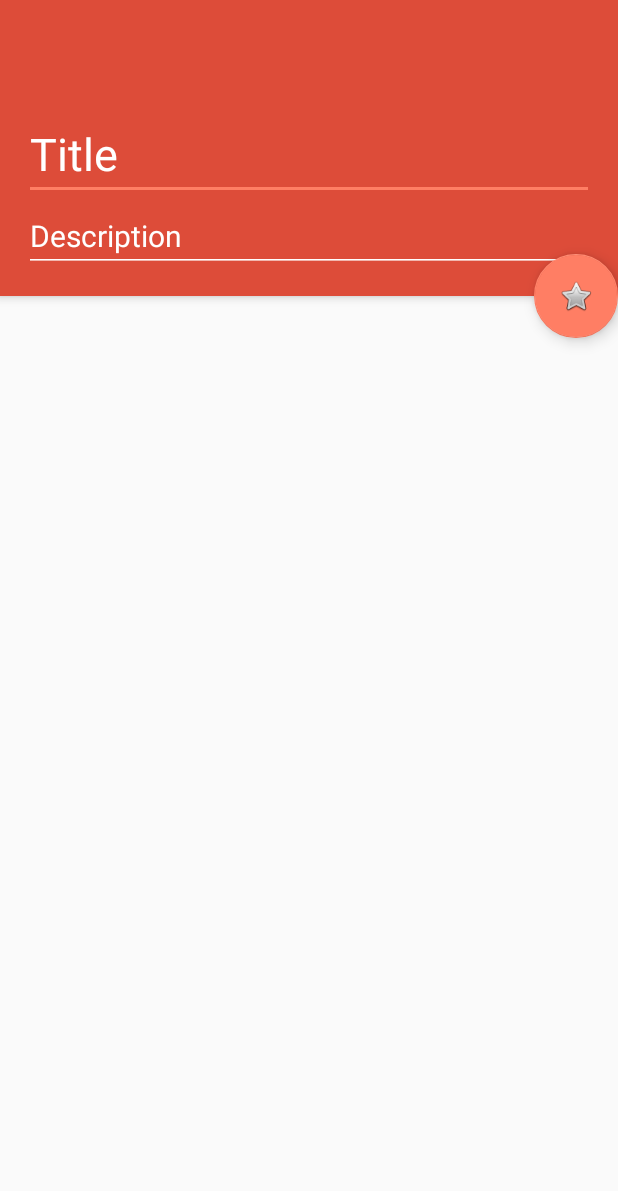
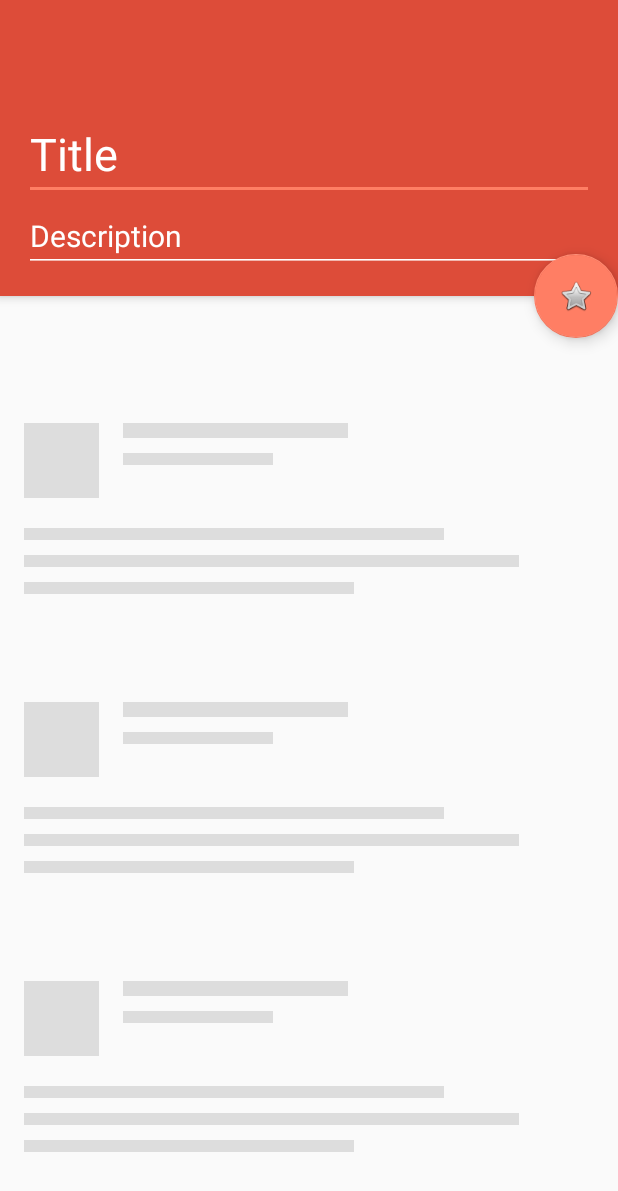
Before and after one commit to tareq3/Searchable_Recycler_ViewTodo_App_With_FireStore, an Android app: the layout activity_main.xml on its own in the app's theme, with its tools: preview values and no code run, on a phone screen of 412 x 824 dp. Shown: the top 1191 px of the screen. Run offline under Robolectric (Android 15) with nearby library versions, the phone set to English and light mode, and no system bars.

Commit message:
bench 02 2nd commit

```diff
--- a/app/build.gradle
+++ b/app/build.gradle
@@ -41,5 +41,8 @@ dependencies {
     implementation 'com.android.support:appcompat-v7:27.1.1'
     implementation 'com.android.support:design:27.1.1'
     implementation 'com.android.support:cardview-v7:27.1.1'
+
+    // Shimmer
+    implementation 'com.facebook.shimmer:shimmer:0.1.0@aar'
 }
 apply plugin: 'com.google.gms.google-services'
--- a/app/src/main/java/com/mti/todo_app_with_firebase/MainActivity.java
+++ b/app/src/main/java/com/mti/todo_app_with_firebase/MainActivity.java
@@ -17,6 +17,7 @@ import android.widget.EditText;
 import android.widget.Toast;
 import android.widget.Toolbar;
 
+import com.facebook.shimmer.ShimmerFrameLayout;
 import com.google.android.gms.tasks.OnCompleteListener;
 import com.google.android.gms.tasks.OnFailureListener;
 import com.google.android.gms.tasks.OnSuccessListener;
@@ -41,6 +42,8 @@ import javax.annotation.Nullable;
 import dmax.dialog.SpotsDialog;
 
 public class MainActivity extends AppCompatActivity {
+
+    private ShimmerFrameLayout mShimmerViewContainer;
 
     List<ToDo> mToDoList=new ArrayList<>();
 
@@ -75,6 +78,8 @@ public class MainActivity extends AppCompatActivity {
 
         //Init FireStore
         mFirestoreDB=FirebaseFirestore.getInstance();
+
+        mShimmerViewContainer=findViewById(R.id.shimmer_view_container);
 
         //view
         mAlertDialog=new SpotsDialog(this); //third party
@@ -181,7 +186,9 @@ public class MainActivity extends AppCompatActivity {
     }
 
     private void loadData() {
-        mAlertDialog.show();
+       // mAlertDialog.show();
+        mShimmerViewContainer.setVisibility(View.VISIBLE);
+        mShimmerViewContainer.startShimmerAnimation();
         if(mToDoList.size()>0)
             mToDoList.clear(); //remove old value
 
@@ -203,7 +210,9 @@ public class MainActivity extends AppCompatActivity {
                                 mAdapter= new ListItemAdapter(MainActivity.this,mToDoList);
                                 mRecyclerView.setAdapter(mAdapter);
 
-                                mAlertDialog.dismiss();
+                               // mAlertDialog.dismiss();
+                                mShimmerViewContainer.stopShimmerAnimation();
+                                mShimmerViewContainer.setVisibility(View.GONE);
                             }
                         }).addOnFailureListener(new OnFailureListener() {
             @Override
--- a/app/src/main/res/layout/activity_main.xml
+++ b/app/src/main/res/layout/activity_main.xml
@@ -10,6 +10,7 @@
     xmlns:tools="http://schemas.android.com/tools"
     android:layout_width="match_parent"
     android:layout_height="match_parent"
+    xmlns:shimmer="http://schemas.android.com/apk/res-auto"
     tools:context=".MainActivity">
 
     <android.support.design.widget.AppBarLayout
@@ -27,6 +28,7 @@
             app:popupTheme="@style/ThemeOverlay.AppCompat.Dark.ActionBar">
 
         </android.support.v7.widget.Toolbar>
+
 
         <LinearLayout
             android:id="@+id/layout_info"
@@ -59,7 +61,6 @@
                 android:layout_height="wrap_content" />
         </LinearLayout>
 
-
     </android.support.design.widget.AppBarLayout>
 
     <android.support.design.widget.FloatingActionButton
@@ -73,12 +74,39 @@
         app:pressedTranslationZ="12dp"
         app:fabSize="normal"/>
 
+    <com.facebook.shimmer.ShimmerFrameLayout
+        android:id="@+id/shimmer_view_container"
+        android:layout_width="wrap_content"
+        android:layout_height="wrap_content"
+        android:layout_gravity="center"
+        android:layout_marginTop="30dp"
+        android:orientation="vertical"
+        app:layout_anchor="@+id/listTodo"
+
+        app:layout_anchorGravity="bottom|center"
+        shimmer:duration="800">
+
+        <!-- Adding 3 rows of placeholders -->
+        <LinearLayout
+            android:layout_width="match_parent"
+            android:layout_height="wrap_content"
+            android:orientation="vertical">
+
+            <include layout="@layout/placeholder_shimmer" />
+
+            <include layout="@layout/placeholder_shimmer" />
+
+            <include layout="@layout/placeholder_shimmer" />
+
+        </LinearLayout>
+    </com.facebook.shimmer.ShimmerFrameLayout>
+
     <android.support.v7.widget.RecyclerView
         android:id="@+id/listTodo"
+        android:layout_width="match_parent"
+        android:layout_height="match_parent"
         android:layout_marginTop="30dp"
-        app:layout_behavior="@string/appbar_scrolling_view_behavior"
-        android:layout_width="match_parent"
-        android:layout_height="match_parent" />
+        app:layout_behavior="@string/appbar_scrolling_view_behavior" />
 
 
 </android.support.design.widget.CoordinatorLayout>
--- /dev/null
+++ b/app/src/main/res/layout/placeholder_shimmer.xml
@@ -0,0 +1,59 @@
+<?xml version="1.0" encoding="utf-8"?>
+<RelativeLayout xmlns:android="http://schemas.android.com/apk/res/android"
+    android:layout_width="match_parent"
+    android:layout_height="wrap_content"
+    android:padding="@dimen/activity_padding">
+
+    <View
+        android:id="@+id/thumbnail"
+        android:layout_width="@dimen/placeholder_image"
+        android:layout_height="@dimen/placeholder_image"
+        android:layout_marginRight="@dimen/activity_padding"
+        android:background="@color/placeholder_bg" />
+
+    <View
+        android:id="@+id/name"
+        android:layout_width="150dp"
+        android:layout_height="10dp"
+        android:layout_marginBottom="10dp"
+        android:layout_toRightOf="@id/thumbnail"
+        android:background="@color/placeholder_bg" />
+
+    <View
+        android:layout_width="100dp"
+        android:layout_height="@dimen/placeholder_text_height"
+        android:layout_below="@id/name"
+        android:layout_toRightOf="@id/thumbnail"
+        android:background="@color/placeholder_bg" />
+
+    <LinearLayout
+        android:layout_width="match_parent"
+        android:layout_height="wrap_content"
+        android:layout_below="@id/thumbnail"
+        android:layout_marginBottom="40dp"
+        android:layout_marginTop="20dp"
+        android:orientation="vertical">
+
+        <View
+            android:layout_width="match_parent"
+            android:layout_height="@dimen/placeholder_text_height"
+            android:layout_marginRight="100dp"
+            android:background="@color/placeholder_bg" />
+
+        <View
+            android:layout_width="match_parent"
+            android:layout_height="@dimen/placeholder_text_height"
+            android:layout_marginRight="50dp"
+            android:layout_marginTop="10dp"
+            android:background="@color/placeholder_bg" />
+
+        <View
+            android:layout_width="match_parent"
+            android:layout_height="@dimen/placeholder_text_height"
+            android:layout_marginRight="160dp"
+            android:layout_marginTop="10dp"
+            android:background="@color/placeholder_bg" />
+
+    </LinearLayout>
+
+</RelativeLayout>
--- a/app/src/main/res/values/colors.xml
+++ b/app/src/main/res/values/colors.xml
@@ -3,4 +3,5 @@
     <color name="colorPrimary">#dd4c39</color>
     <color name="colorPrimaryDark">#a41110</color>
     <color name="colorAccent">#ff7e64</color>
+    <color name="placeholder_bg">#dddddd</color>
 </resources>
--- /dev/null
+++ b/app/src/main/res/values/dimen.xml
@@ -0,0 +1,19 @@
+<?xml version="1.0" encoding="utf-8"?>
+<!--
+  ~ Created by Tareq Islam on 6/23/18 4:55 PM
+  ~
+  ~  Last modified 6/23/18 4:55 PM
+  -->
+
+<resources>
+    <dimen name="activity_padding">16dp</dimen>
+    <dimen name="placeholder_image">50dp</dimen>
+    <dimen name="placeholder_text_height">8dp</dimen>
+    <dimen name="activity_padding_horizontal">16dp</dimen>
+    <dimen name="padding_10">10dp</dimen>
+    <dimen name="name">15dp</dimen>
+    <dimen name="chef">12dp</dimen>
+    <dimen name="timestamp">11dp</dimen>
+    <dimen name="description">15dp</dimen>
+    <dimen name="price">13dp</dimen>
+</resources>
```
